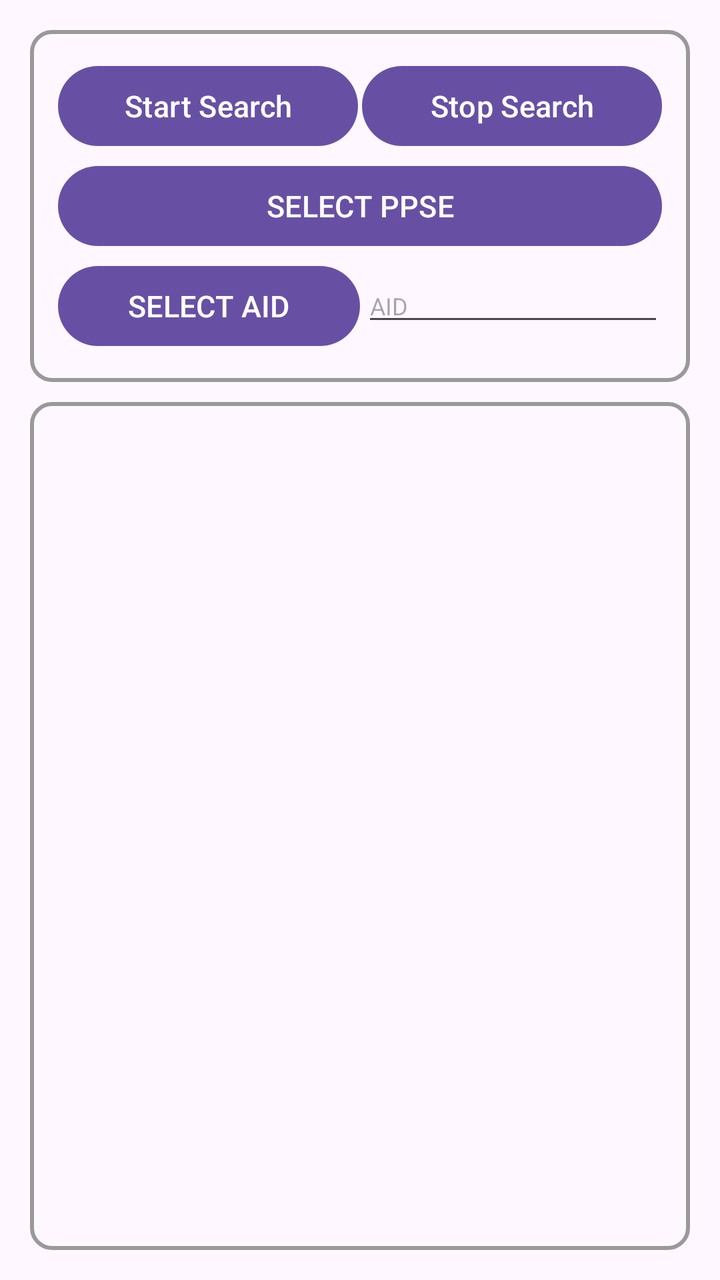
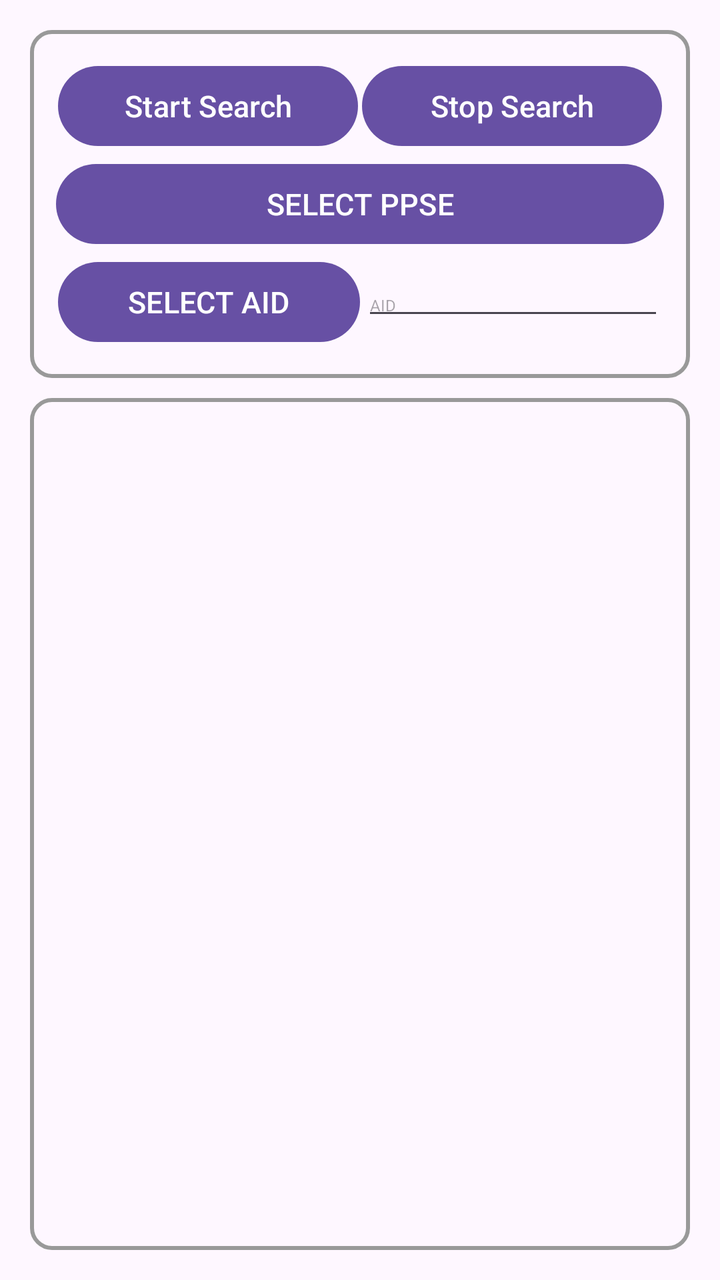

Two renders of the same Android screen: before a commit and after it. Below are the layout's source before the change and the commit's diff.
<!-- AndroidManifest.xml: application theme Theme.POSGeneralSDKDemo -->
<!-- res/layout/fragment_picc.xml -->
<?xml version="1.0" encoding="utf-8"?>
<LinearLayout xmlns:android="http://schemas.android.com/apk/res/android"
    xmlns:app="http://schemas.android.com/apk/res-auto"
    xmlns:tools="http://schemas.android.com/tools"
    android:id="@+id/main"
    android:layout_width="match_parent"
    android:layout_height="match_parent"
    android:orientation="vertical"
    android:padding="10dp">


    <ScrollView
        android:layout_width="match_parent"
        android:layout_height="wrap_content"

        android:background="@drawable/border"
        android:layout_margin="5dp">

        <LinearLayout
            android:layout_width="match_parent"
            android:layout_height="wrap_content"
            android:padding="5dp"
            android:orientation="vertical">


            <LinearLayout
                android:layout_width="match_parent"
                android:layout_height="wrap_content"
                android:orientation="vertical"
                android:layout_margin="5dp">

                <LinearLayout
                    android:layout_width="match_parent"
                    android:layout_height="wrap_content"
                    android:orientation="horizontal">

                    <Button
                        android:id="@+id/btnStartSearchPicc"
                        android:layout_width="0dp"
                        android:layout_height="wrap_content"
                        android:layout_weight="1"
                        android:text="Start Search"
                        android:textSize="15sp"
                        android:layout_margin="1dp"
                        android:padding="0dp"/>

                    <Button
                        android:id="@+id/btnStopSearchPicc"
                        android:layout_width="0dp"
                        android:layout_height="wrap_content"
                        android:layout_weight="1"
                        android:text="Stop Search"
                        android:textSize="15sp"
                        android:layout_margin="1dp"
                        android:padding="0dp"/>

                </LinearLayout>

                <LinearLayout
                    android:layout_width="match_parent"
                    android:layout_height="wrap_content"
                    android:orientation="horizontal">

                    <Button
                        android:id="@+id/btnSelectPpse"
                        android:layout_width="0dp"
                        android:layout_height="wrap_content"
                        android:layout_weight="1"
                        android:text="SELECT PPSE"
                        android:textSize="15sp"
                        android:layout_margin="1dp"
                        android:padding="0dp"/>

                </LinearLayout>

                <LinearLayout
                    android:layout_width="match_parent"
                    android:layout_height="wrap_content"
                    android:orientation="horizontal">

                    <Button
                        android:id="@+id/btnSelectAid"
                        android:layout_width="0dp"
                        android:layout_height="wrap_content"
                        android:layout_weight="1"
                        android:text="SELECT AID"
                        android:textSize="15sp"
                        android:layout_margin="1dp"
                        android:padding="0dp"/>

                    <EditText
                        android:id="@+id/etPiccAid"
                        android:layout_width="0dp"
                        android:layout_height="wrap_content"
                        android:layout_weight="1"
                        android:textSize="12sp"
                        android:hint="AID"/>

                </LinearLayout>

            </LinearLayout>

        </LinearLayout>

    </ScrollView>

    <ScrollView
        android:layout_width="match_parent"
        android:layout_height="0dp"
        android:layout_weight="1"
        android:background="@drawable/border"
        android:layout_margin="5dp"
        android:padding="10dp">


        <TextView
            android:id="@+id/tvResult"
            android:layout_width="match_parent"
            android:layout_height="wrap_content"
            android:textSize="17sp"/>

    </ScrollView>

</LinearLayout>
<!-- resources referenced by this layout -->
<resources>
  <!-- drawable border (drawable) -->
  <?xml version="1.0" encoding="utf-8"?>
  <shape xmlns:android="http://schemas.android.com/apk/res/android">
  
      <stroke android:width="2dp" android:color="#999999"/>
      <padding android:bottom="3dp" android:left="3dp" android:right="3dp" android:top="3dp"/>
      <corners android:radius="10dp"/>
  
  </shape>
  <style name="Theme.POSGeneralSDKDemo" parent="Base.Theme.POSGeneralSDKDemo" />
  <style name="Base.Theme.POSGeneralSDKDemo" parent="Theme.Material3.DayNight.NoActionBar">
          
          
      </style>
</resources>

<!-- the commit's change to res/layout/fragment_picc.xml (unified diff, before → after) -->
@@ -56,22 +56,14 @@
 
                 </LinearLayout>
 
-                <LinearLayout
+                <Button
+                    android:id="@+id/btnSelectPpse"
                     android:layout_width="match_parent"
                     android:layout_height="wrap_content"
-                    android:orientation="horizontal">
-
-                    <Button
-                        android:id="@+id/btnSelectPpse"
-                        android:layout_width="0dp"
-                        android:layout_height="wrap_content"
-                        android:layout_weight="1"
-                        android:text="SELECT PPSE"
-                        android:textSize="15sp"
-                        android:layout_margin="1dp"
-                        android:padding="0dp"/>
-
-                </LinearLayout>
+                    android:layout_weight="1"
+                    android:text="SELECT PPSE"
+                    android:textSize="15sp"
+                    android:padding="0dp"/>
 
                 <LinearLayout
                     android:layout_width="match_parent"
@@ -93,7 +85,7 @@
                         android:layout_width="0dp"
                         android:layout_height="wrap_content"
                         android:layout_weight="1"
-                        android:textSize="12sp"
+                        android:textSize="8sp"
                         android:hint="AID"/>
 
                 </LinearLayout>
